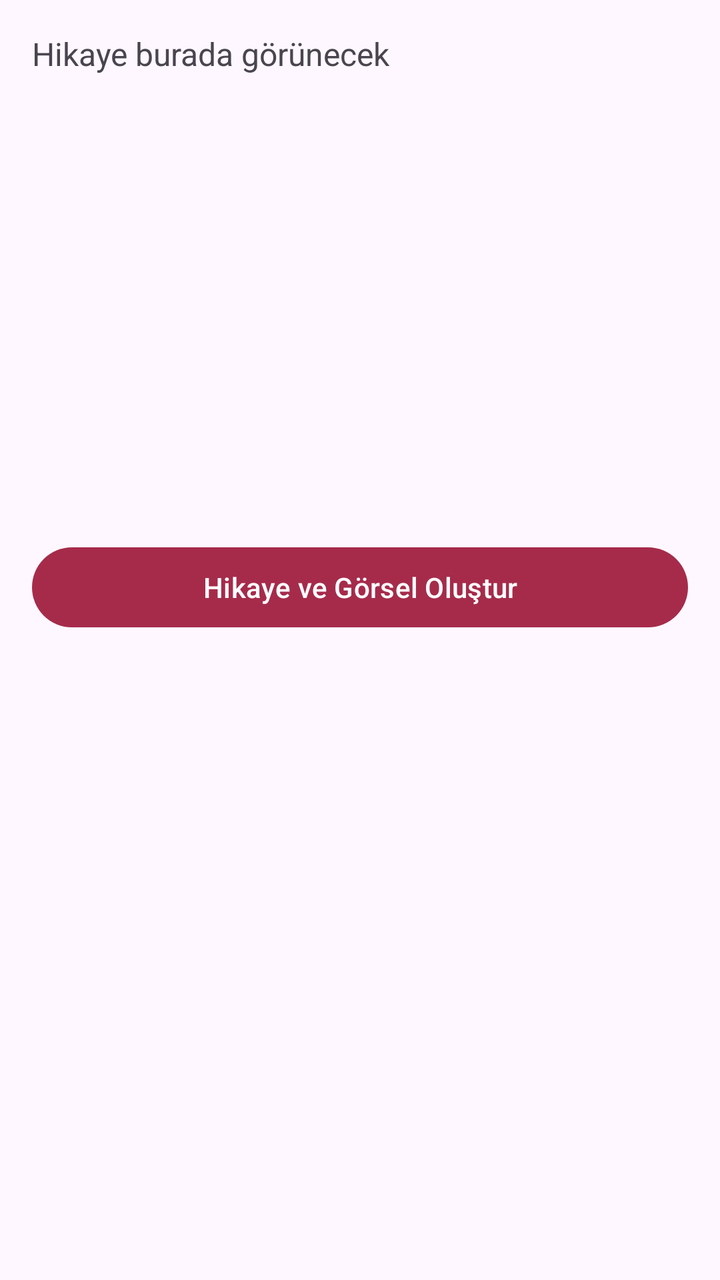
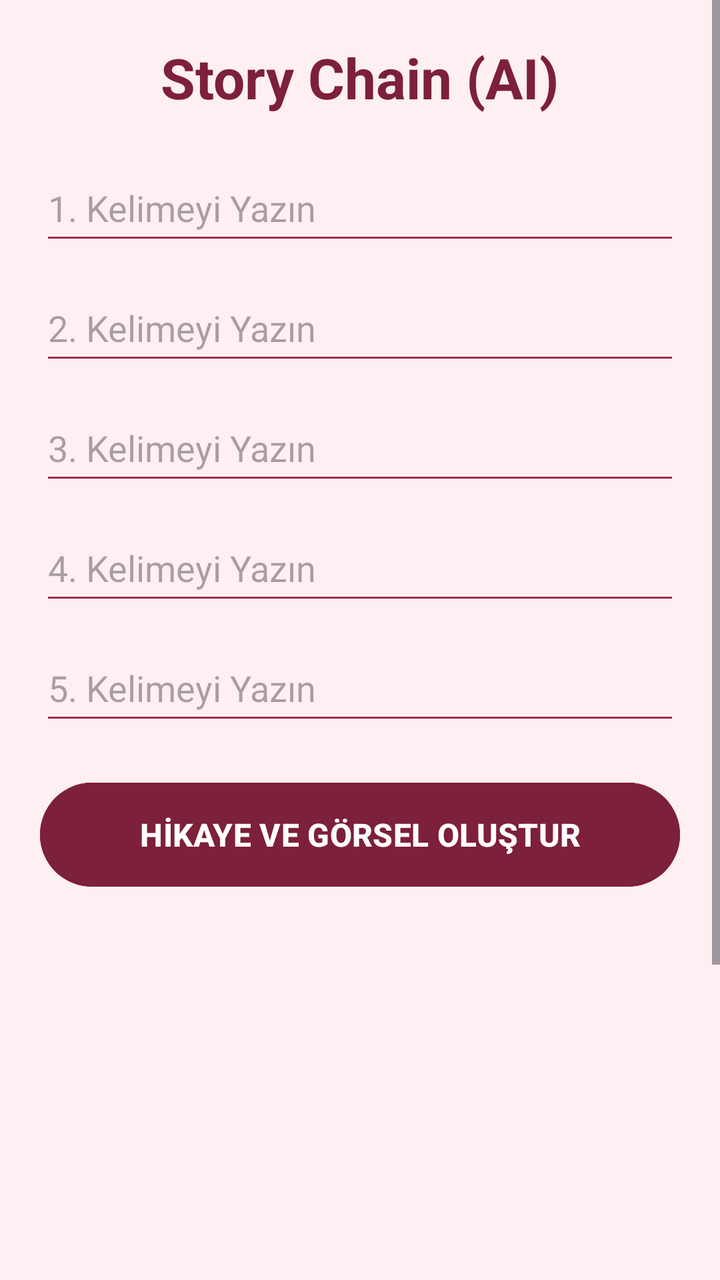

Before-and-after screenshots of an Android layout around one commit, followed by the original layout XML and the change that was made.
<!-- AndroidManifest.xml: application theme Theme.Clarus -->
<!-- res/layout/activity_story_chain.xml -->
<?xml version="1.0" encoding="utf-8"?>
<LinearLayout xmlns:android="http://schemas.android.com/apk/res/android"
    android:layout_width="match_parent"
    android:layout_height="match_parent"
    android:orientation="vertical"
    android:padding="16dp">

    <TextView
        android:id="@+id/tvHikaye"
        android:layout_width="match_parent"
        android:layout_height="wrap_content"
        android:text="Hikaye burada görünecek"
        android:textSize="16sp" />

    <ImageView
        android:id="@+id/ivGorsel"
        android:layout_width="match_parent"
        android:layout_height="200dp"
        android:layout_marginTop="16dp"
        android:scaleType="centerInside" />

    <Button
        android:id="@+id/btnOlustur"
        android:layout_width="match_parent"
        android:layout_height="wrap_content"
        android:layout_marginTop="16dp"
        android:text="Hikaye ve Görsel Oluştur" />

</LinearLayout>
<!-- resources referenced by this layout -->
<resources>
  <style name="Theme.Clarus" parent="Base.Theme.Clarus" />
  <style name="Base.Theme.Clarus" parent="Theme.Material3.DayNight.NoActionBar">
          <item name="colorPrimary">@color/visne_detay</item>
          <item name="android:statusBarColor">@color/arka_plan_pudra</item>
      </style>
  <color name="visne_detay">#A62B4B</color>
  <color name="arka_plan_pudra">#FDEFF2</color>
</resources>

<!-- the commit's change to res/layout/activity_story_chain.xml (unified diff, before → after) -->
@@ -1,29 +1,96 @@
 <?xml version="1.0" encoding="utf-8"?>
-<LinearLayout xmlns:android="http://schemas.android.com/apk/res/android"
+<ScrollView xmlns:android="http://schemas.android.com/apk/res/android"
     android:layout_width="match_parent"
     android:layout_height="match_parent"
-    android:orientation="vertical"
-    android:padding="16dp">
+    android:background="#FDEFF2">
 
-    <TextView
-        android:id="@+id/tvHikaye"
+    <LinearLayout
         android:layout_width="match_parent"
         android:layout_height="wrap_content"
-        android:text="Hikaye burada görünecek"
-        android:textSize="16sp" />
+        android:orientation="vertical"
+        android:padding="20dp"
+        android:gravity="center_horizontal">
 
-    <ImageView
-        android:id="@+id/ivGorsel"
-        android:layout_width="match_parent"
-        android:layout_height="200dp"
-        android:layout_marginTop="16dp"
-        android:scaleType="centerInside" />
+        <TextView
+            android:layout_width="wrap_content"
+            android:layout_height="wrap_content"
+            android:text="Story Chain (AI)"
+            android:textColor="#7D2039"
+            android:textSize="28sp"
+            android:textStyle="bold"
+            android:layout_marginBottom="20dp"/>
 
-    <Button
-        android:id="@+id/btnOlustur"
-        android:layout_width="match_parent"
-        android:layout_height="wrap_content"
-        android:layout_marginTop="16dp"
-        android:text="Hikaye ve Görsel Oluştur" />
+        
+        <EditText
+            android:id="@+id/etWord1"
+            android:layout_width="match_parent"
+            android:layout_height="50dp"
+            android:hint="1. Kelimeyi Yazın"
+            android:backgroundTint="#A62B4B"
+            android:textColor="#3A3A3C"
+            android:layout_marginBottom="10dp"/>
 
-</LinearLayout>
+        <EditText
+            android:id="@+id/etWord2"
+            android:layout_width="match_parent"
+            android:layout_height="50dp"
+            android:hint="2. Kelimeyi Yazın"
+            android:backgroundTint="#A62B4B"
+            android:textColor="#3A3A3C"
+            android:layout_marginBottom="10dp"/>
+
+        <EditText
+            android:id="@+id/etWord3"
+            android:layout_width="match_parent"
+            android:layout_height="50dp"
+            android:hint="3. Kelimeyi Yazın"
+            android:backgroundTint="#A62B4B"
+            android:textColor="#3A3A3C"
+            android:layout_marginBottom="10dp"/>
+
+        <EditText
+            android:id="@+id/etWord4"
+            android:layout_width="match_parent"
+            android:layout_height="50dp"
+            android:hint="4. Kelimeyi Yazın"
+            android:backgroundTint="#A62B4B"
+            android:textColor="#3A3A3C"
+            android:layout_marginBottom="10dp"/>
+
+        <EditText
+            android:id="@+id/etWord5"
+            android:layout_width="match_parent"
+            android:layout_height="50dp"
+            android:hint="5. Kelimeyi Yazın"
+            android:backgroundTint="#A62B4B"
+            android:textColor="#3A3A3C"
+            android:layout_marginBottom="20dp"/>
+
+        <Button
+            android:id="@+id/btnOlustur"
+            android:layout_width="match_parent"
+            android:layout_height="60dp"
+            android:text="HİKAYE VE GÖRSEL OLUŞTUR"
+            android:backgroundTint="#7D2039"
+            android:textColor="#FFFFFF"
+            android:textSize="16sp"
+            android:textStyle="bold"
+            android:layout_marginBottom="20dp"/>
+
+        <TextView
+            android:id="@+id/tvHikaye"
+            android:layout_width="match_parent"
+            android:layout_height="wrap_content"
+            android:textColor="#3A3A3C"
+            android:textSize="16sp"
+            android:layout_marginBottom="20dp"/>
+
+        <ImageView
+            android:id="@+id/ivGorsel"
+            android:layout_width="match_parent"
+            android:layout_height="300dp"
+            android:scaleType="fitCenter"
+            android:layout_marginBottom="20dp"/>
+
+    </LinearLayout>
+</ScrollView>
